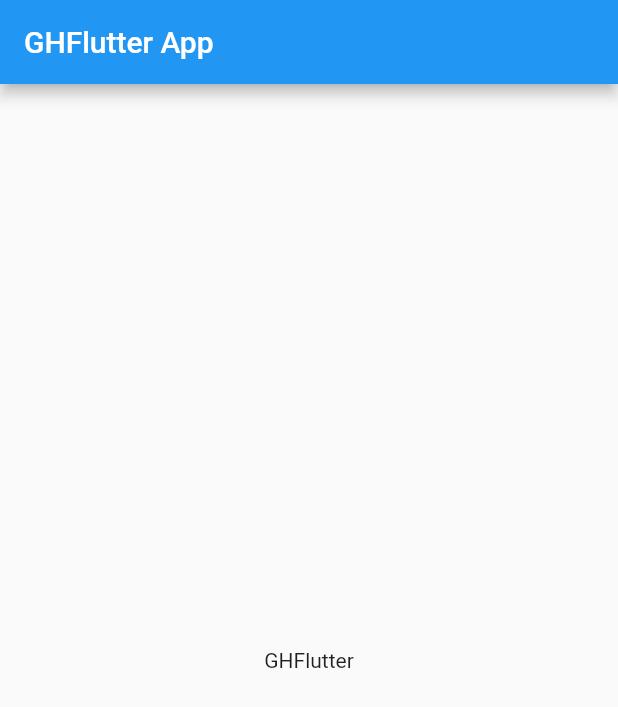
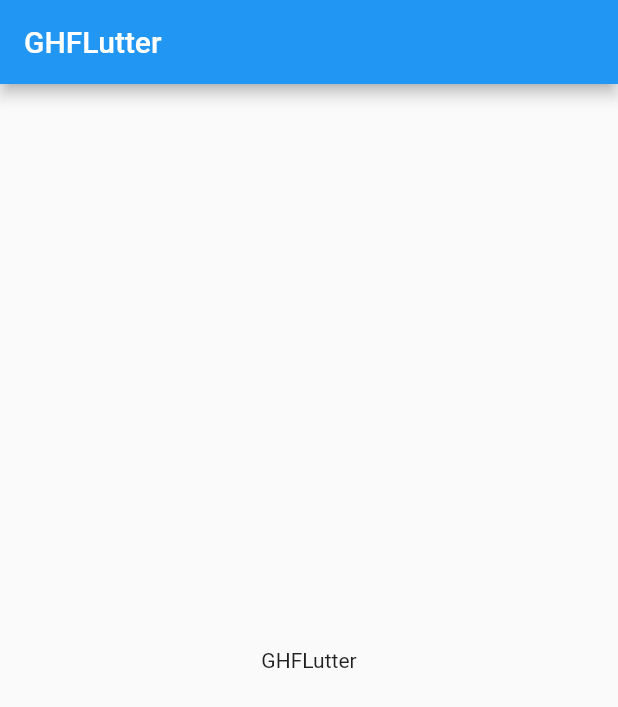
Before and after one commit to saiful-i/GHFlutter, a Flutter app: the screen it shows after launch, on a phone screen of 412 x 824 dp. Shown: the top 707 px of the screen. Run offline on Flutter 3.47's test engine with Material 2 defaults, Android fonts, the phone set to English and light mode, and no system bars.

Commit message:
Importing a File

```diff
--- a/lib/main.dart
+++ b/lib/main.dart
@@ -1,4 +1,5 @@
 import 'package:flutter/material.dart';
+import 'string.dart' as strings;
 
 void main() => runApp(const GHFlutterApp());
 
@@ -11,10 +12,10 @@ class GHFlutterApp extends StatelessWidget {
       title: 'GHFlutter',
       home: Scaffold(
         appBar: AppBar(
-          title: const Text('GHFlutter App'),
+          title: const Text(strings.appTitle),
         ),
         body: const Center(
-          child: Text('GHFlutter'),
+          child: Text(strings.appTitle),
         ),
         ),
     );
--- /dev/null
+++ b/lib/string.dart
@@ -0,0 +1 @@
+const appTitle = 'GHFLutter';
```
